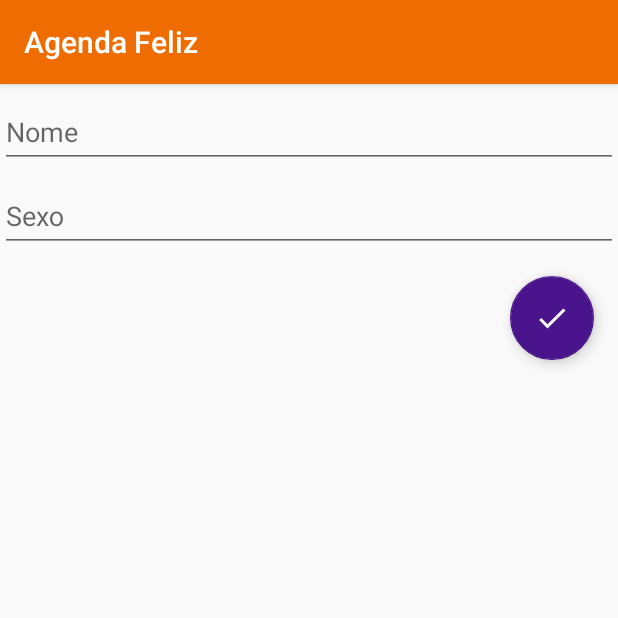
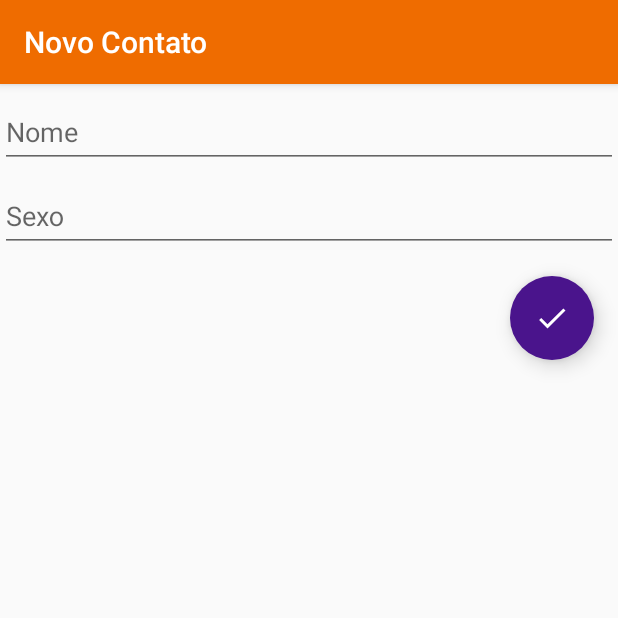
Before and after one commit to Fernando-Mota/agendafeliz, an Android app: the fragment FormularioContatoFragment placed in its activity, on a phone screen of 412 x 824 dp, the top half of it. Run offline under Robolectric (Android 15) with nearby library versions, the phone set to English and light mode, and no system bars; our stand-ins replace Dagger/Hilt's generated code; libraries missing offline, so code that uses them is left out: com.transitionseverywhere, io.realm.

Commit message:
Adicionando elementos de interface para deixar o projeto apresentável

```diff
--- a/app/build.gradle
+++ b/app/build.gradle
@@ -39,6 +39,8 @@ dependencies {
     annotationProcessor "com.google.dagger:dagger-compiler:2.9"
     provided 'javax.annotation:jsr250-api:1.0'
 
+    compile "com.andkulikov:transitionseverywhere:1.7.0"
+
     compile 'com.jakewharton:butterknife:8.5.1'
     annotationProcessor 'com.jakewharton:butterknife-compiler:8.5.1'
 
--- a/app/src/main/AndroidManifest.xml
+++ b/app/src/main/AndroidManifest.xml
@@ -5,6 +5,7 @@
     <application
         android:name=".AgendaFelizApplication"
         android:allowBackup="true"
+        android:hardwareAccelerated="true"
         android:icon="@mipmap/ico"
         android:label="@string/app_name"
         android:supportsRtl="true"
--- a/app/src/main/java/br/com/halph/agendafeliz/MainActivityContainer.java
+++ b/app/src/main/java/br/com/halph/agendafeliz/MainActivityContainer.java
@@ -8,7 +8,7 @@ import br.com.halph.agendafeliz.R;
 import br.com.halph.agendafeliz.di.contato.ContatoComponent;
 import br.com.halph.agendafeliz.di.contato.DaggerContatoComponent;
 
-public class MainActivityContainer extends AppCompatActivity {
+public class MainActivityContainer extends AppCompatActivity implements UpdateActionBarTitleListener {
 
     private static ContatoComponent contatoComponent;
 
@@ -26,7 +26,16 @@ public class MainActivityContainer extends AppCompatActivity {
                     .commit();
     }
 
+    public void setActionTitle(String title) {
+        getSupportActionBar().setTitle(title);
+    }
+
     public static ContatoComponent getContatoComponent() {
         return contatoComponent;
     }
+
+    @Override
+    public void updateActionbarTitle(String title) {
+        setActionTitle(title);
+    }
 }
--- /dev/null
+++ b/app/src/main/java/br/com/halph/agendafeliz/UpdateActionBarTitleListener.java
@@ -0,0 +1,10 @@
+package br.com.halph.agendafeliz;
+
+/**
+ * Created by fernando on 30/03/17.
+ */
+
+public interface UpdateActionBarTitleListener {
+
+    public void updateActionbarTitle(String title);
+}
--- a/app/src/main/java/br/com/halph/agendafeliz/dashboard/DashBoardFragment.java
+++ b/app/src/main/java/br/com/halph/agendafeliz/dashboard/DashBoardFragment.java
@@ -12,9 +12,14 @@ import android.support.v4.app.FragmentTransaction;
 import android.view.LayoutInflater;
 import android.view.View;
 import android.view.ViewGroup;
+import android.view.animation.AnimationUtils;
 import android.widget.ImageButton;
+import android.widget.ImageView;
+
+import com.transitionseverywhere.Transition;
 
 import br.com.halph.agendafeliz.R;
+import br.com.halph.agendafeliz.UpdateActionBarTitleListener;
 import br.com.halph.agendafeliz.dashboard.DashBoardContract;
 import br.com.halph.agendafeliz.dashboard.DashBoardPresenter;
 import br.com.halph.agendafeliz.listacontatos.ListaContatosFragment;
@@ -27,7 +32,7 @@ public class DashBoardFragment extends Fragment implements DashBoardContract.Vie
 
     DashBoardPresenter presenter;
 
-    ImageButton imageButton;
+    ImageView imageButton;
 
     Context context;
 
@@ -36,38 +41,31 @@ public class DashBoardFragment extends Fragment implements DashBoardContract.Vie
 
         super.onAttach(context);
 
-        context = context;
+        this.context = context;
     }
 
     @Override
     public View onCreateView(LayoutInflater inflater, ViewGroup container,
                              Bundle savedInstanceState) {
-
         View view = inflater.inflate(R.layout.dash_board_fragment, container, false);
-
-        imageButton = (ImageButton) view.findViewById(R.id.adiciona_contato);
-
+        imageButton = (ImageView) view.findViewById(R.id.adiciona_contato);
         imageButton.setOnClickListener(new View.OnClickListener() {
             @Override
             public void onClick(View v) {
                 abrirListaContato(v);
             }
         });
-
-
-        // Inflate the layout for this fragment
         return view;
-
-
-
     }
 
     @Override
     public void abrirListaContato(View view) {
+        view.startAnimation(AnimationUtils.loadAnimation(getActivity(), R.anim.anim_click));
         Fragment newFragment = new ListaContatosFragment();
         FragmentTransaction transaction = getFragmentManager().beginTransaction();
+        transaction.setCustomAnimations(R.anim.frag_fade_in, R.anim.frag_fade_out, R.anim.frag_fade_in, R.anim.frag_fade_out);
         transaction.replace(R.id.container, newFragment);
-        transaction.addToBackStack(null);
+        transaction.addToBackStack("dash_board_to_lista_contato");
         transaction.commit();
     }
 
@@ -79,4 +77,10 @@ public class DashBoardFragment extends Fragment implements DashBoardContract.Vie
     public void setPresenter(DashBoardContract.Presenter presenter) {
         this.presenter = (DashBoardPresenter) presenter;
     }
+
+    @Override
+    public void onResume() {
+        super.onResume();
+        ((UpdateActionBarTitleListener) context).updateActionbarTitle(getString(R.string.dashboard_title));
+    }
 }
--- a/app/src/main/java/br/com/halph/agendafeliz/formulariocontatos/FormularioContatoContract.java
+++ b/app/src/main/java/br/com/halph/agendafeliz/formulariocontatos/FormularioContatoContract.java
@@ -1,4 +1,6 @@
 package br.com.halph.agendafeliz.formulariocontatos;
+
+import android.view.View;
 
 import br.com.halph.agendafeliz.infra.BasePresenter;
 import br.com.halph.agendafeliz.infra.BaseView;
@@ -12,7 +14,7 @@ public interface FormularioContatoContract {
 
     public interface View extends BaseView<Presenter> {
 
-        public void gravaContatoClick();
+        public void gravaContatoClick(android.view.View view);
 
         public void retornaParaLista();
 
--- a/app/src/main/java/br/com/halph/agendafeliz/formulariocontatos/FormularioContatoFragment.java
+++ b/app/src/main/java/br/com/halph/agendafeliz/formulariocontatos/FormularioContatoFragment.java
@@ -1,11 +1,14 @@
 package br.com.halph.agendafeliz.formulariocontatos;
 
+import android.app.Activity;
+import android.content.Context;
 import android.os.Bundle;
 import android.support.design.widget.FloatingActionButton;
 import android.support.v4.app.Fragment;
 import android.view.LayoutInflater;
 import android.view.View;
 import android.view.ViewGroup;
+import android.view.animation.AnimationUtils;
 import android.widget.EditText;
 
 import java.util.UUID;
@@ -14,6 +17,7 @@ import javax.inject.Inject;
 
 import br.com.halph.agendafeliz.MainActivityContainer;
 import br.com.halph.agendafeliz.R;
+import br.com.halph.agendafeliz.UpdateActionBarTitleListener;
 import br.com.halph.agendafeliz.contatos.data.Contato;
 
 /**
@@ -30,6 +34,20 @@ public class FormularioContatoFragment extends Fragment implements FormularioCon
     private EditText edtSexoContato;
 
     private FloatingActionButton button;
+    private Context context;
+
+    @Override
+    public void onAttach(Context context) {
+        super.onAttach(context);
+
+        this.context = context;
+    }
+
+    @Override
+    public void onResume() {
+        super.onResume();
+        ((UpdateActionBarTitleListener) context).updateActionbarTitle(getString(R.string.form_contato_add_title));
+    }
 
     @Override
     public View onCreateView(LayoutInflater inflater, ViewGroup container,
@@ -44,7 +62,7 @@ public class FormularioContatoFragment extends Fragment implements FormularioCon
         button.setOnClickListener(new View.OnClickListener() {
             @Override
             public void onClick(View v) {
-                gravaContatoClick();
+                gravaContatoClick(v);
             }
         });
 
@@ -58,7 +76,8 @@ public class FormularioContatoFragment extends Fragment implements FormularioCon
 
 
     @Override
-    public void gravaContatoClick() {
+    public void gravaContatoClick(View view) {
+        view.startAnimation(AnimationUtils.loadAnimation(getActivity(), R.anim.anim_click));
         Contato contato = new Contato();
         contato.setId(UUID.randomUUID().toString());
         contato.setNome(edtNomeContato.getText().toString());
--- a/app/src/main/java/br/com/halph/agendafeliz/listacontatos/ListaContatoAdapter.java
+++ b/app/src/main/java/br/com/halph/agendafeliz/listacontatos/ListaContatoAdapter.java
@@ -65,4 +65,8 @@ public class ListaContatoAdapter extends RecyclerView.Adapter<ListaContatoAdapte
 
         }
     }
+
+    public Contato getContatoByPosition(int position) {
+        return contatos.get(position);
+    }
 }
--- a/app/src/main/java/br/com/halph/agendafeliz/listacontatos/ListaContatosContract.java
+++ b/app/src/main/java/br/com/halph/agendafeliz/listacontatos/ListaContatosContract.java
@@ -1,4 +1,6 @@
 package br.com.halph.agendafeliz.listacontatos;
+
+import android.view.View;
 
 import java.util.List;
 
@@ -27,7 +29,7 @@ public interface ListaContatosContract {
 
     public interface View extends BaseView<Presenter> {
 
-        public void adicionaContatoClick();
+        public void adicionaContatoClick(android.view.View view);
 
         public void contatoVisualizaClick();
 
--- /dev/null
+++ b/app/src/main/res/anim/anim_click.xml
@@ -0,0 +1,17 @@
+<?xml version="1.0" encoding="utf-8"?>
+<set xmlns:android="http://schemas.android.com/apk/res/android">
+    <alpha
+        android:fromAlpha = "1.0"
+        android:toAlpha = "0.5"
+        android:duration = "300">
+    </alpha>
+    <scale
+        android:fromXScale = "1"
+        android:toXScale = "0.9"
+        android:fromYScale = "1"
+        android:toYScale = "0.9"
+        android:pivotX="50%"
+        android:pivotY="50%"
+        android:duration = "50">
+    </scale>
+</set>
--- /dev/null
+++ b/app/src/main/res/anim/frag_fade_in.xml
@@ -0,0 +1,8 @@
+<?xml version="1.0" encoding="utf-8"?>
+<set xmlns:android="http://schemas.android.com/apk/res/android">
+    <alpha
+        android:fromAlpha="0.0"
+        android:toAlpha="1.0"
+        android:duration="@android:integer/config_mediumAnimTime">
+    </alpha>
+</set>
--- /dev/null
+++ b/app/src/main/res/anim/frag_fade_out.xml
@@ -0,0 +1,8 @@
+<?xml version="1.0" encoding="utf-8"?>
+<set xmlns:android="http://schemas.android.com/apk/res/android">
+    <alpha
+        android:fromAlpha="1.0"
+        android:toAlpha="0.0"
+        android:duration="@android:integer/config_mediumAnimTime">
+    </alpha>
+</set>
--- a/app/src/main/res/layout/formulario_contato_fragment.xml
+++ b/app/src/main/res/layout/formulario_contato_fragment.xml
@@ -1,5 +1,6 @@
 <?xml version="1.0" encoding="utf-8"?>
-<LinearLayout xmlns:android="http://schemas.android.com/apk/res/android"
+<LinearLayout
+    xmlns:android="http://schemas.android.com/apk/res/android"
     xmlns:app="http://schemas.android.com/apk/res-auto"
     android:orientation="vertical"
     android:layout_width="match_parent"
@@ -38,6 +39,8 @@
         android:layout_width="wrap_content"
         android:layout_height="wrap_content"
         android:layout_margin="16dp"
+        app:borderWidth="0dp"
+        app:elevation="8dp"
         android:src="@drawable/check"
         app:fabSize="normal"
         android:layout_gravity="bottom|right|end" />
--- a/app/src/main/res/layout/lista_contato_fragment.xml
+++ b/app/src/main/res/layout/lista_contato_fragment.xml
@@ -9,6 +9,7 @@
     <android.support.v7.widget.RecyclerView
         android:id="@+id/lista_contatos_recycler_view"
         android:scrollbars="vertical"
+        android:background="@color/colorRecyclerBackground"
         android:layout_width="match_parent"
         android:layout_height="match_parent">
 
@@ -20,6 +21,8 @@
         android:layout_width="wrap_content"
         android:layout_height="wrap_content"
         android:layout_margin="16dp"
+        app:borderWidth="0dp"
+        app:elevation="8dp"
         android:src="@drawable/ic_add"
         app:fabSize="normal"
         android:layout_gravity="bottom|right|end" />
--- a/app/src/main/res/values/colors.xml
+++ b/app/src/main/res/values/colors.xml
@@ -3,4 +3,5 @@
     <color name="colorPrimary">#EF6C00</color>
     <color name="colorPrimaryDark">#E65100</color>
     <color name="colorAccent">#4A148C</color>
+    <color name="colorRecyclerBackground">#EEEEEE</color>
 </resources>
--- a/app/src/main/res/values/strings.xml
+++ b/app/src/main/res/values/strings.xml
@@ -2,4 +2,8 @@
     <string name="app_name">Agenda Feliz</string>
 
     <string name="cloud_context">/contatos</string>
+
+    <string name="dashboard_title">Agenda Feliz</string>
+    <string name="lista_contato_title">Contatos</string>
+    <string name="form_contato_add_title">Novo Contato</string>
 </resources>
```
Also changed, not shown: app/src/main/java/br/com/halph/agendafeliz/listacontatos/ListaContatosFragment.java (+16 -11 lines), app/src/main/java/br/com/halph/agendafeliz/util/SwipeableRecyclerViewTouchListener.java (added, +444 -0 lines), app/src/main/res/layout/dash_board_fragment.xml (+7 -17 lines).
